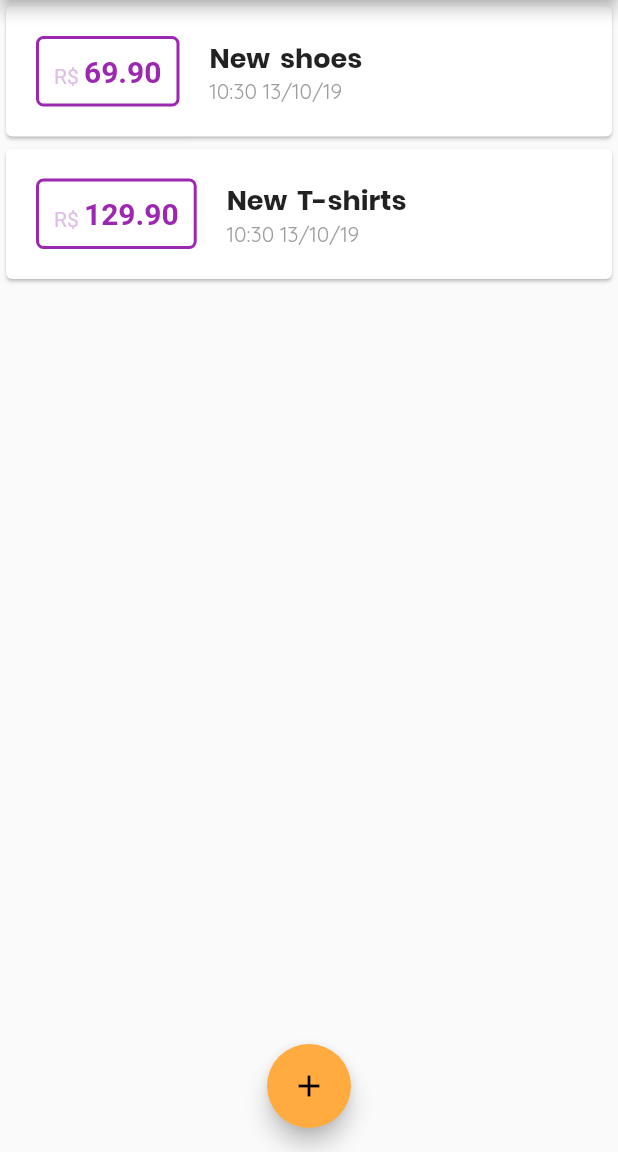
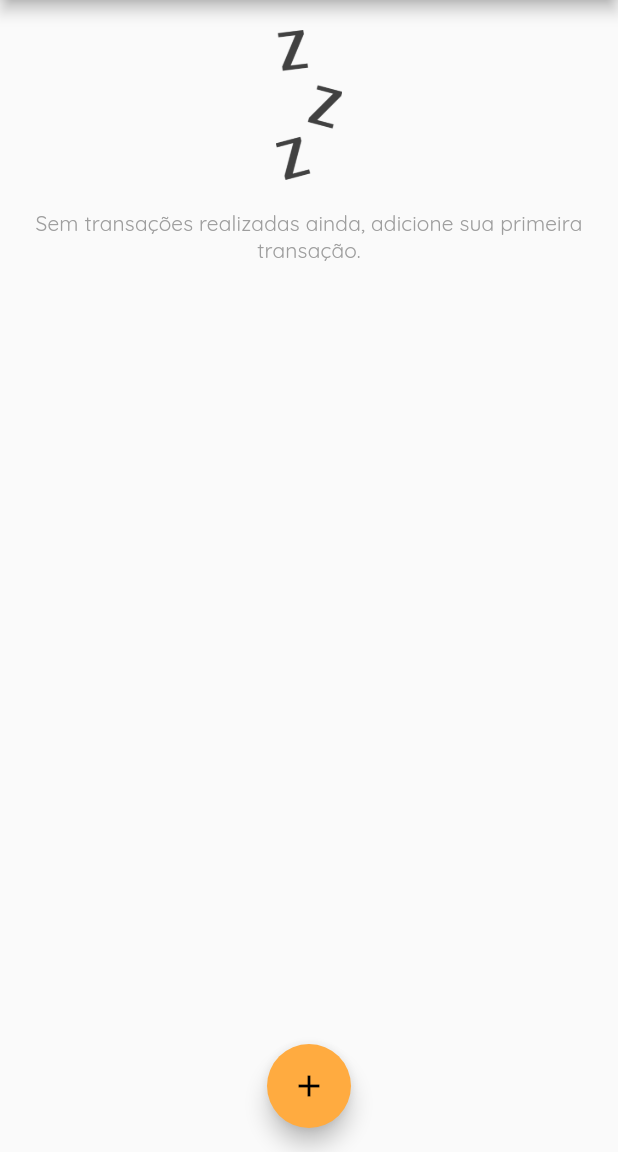
Before and after one commit to tupizz/flutter-my-finances, a Flutter app: the screen it shows after launch, on a phone screen of 412 x 824 dp, the part 84-1236 px from its top. Run offline on Flutter 3.47's test engine with Material 2 defaults, Android fonts, the phone set to English and light mode, and no system bars.

Commit message:
🖼  Static images + No transactions widget

```diff
--- /dev/null
+++ b/lib/widgets/no_transaction.dart
@@ -0,0 +1,29 @@
+import 'package:flutter/material.dart';
+
+class NoTransactions extends StatelessWidget {
+  @override
+  Widget build(BuildContext context) {
+    return Column(
+      children: <Widget>[
+        SizedBox(
+          height: 20,
+        ),
+        Container(
+          height: 100,
+          child: Image.asset(
+            'assets/images/waiting.png',
+            fit: BoxFit.cover,
+          ),
+        ),
+        SizedBox(
+          height: 20,
+        ),
+        Text(
+          'Sem transações realizadas ainda, adicione sua primeira transação.',
+          style: Theme.of(context).textTheme.subtitle,
+          textAlign: TextAlign.center,
+        ),
+      ],
+    );
+  }
+}
--- a/lib/widgets/scaffold_home.dart
+++ b/lib/widgets/scaffold_home.dart
@@ -11,18 +11,18 @@ class MyHomePage extends StatefulWidget {
 
 class _MyHomePageState extends State<MyHomePage> {
   final List<Transaction> _userTransactions = [
-    Transaction(
-      id: 't1',
-      title: 'New shoes',
-      amount: 69.9,
-      date: DateTime.now(),
-    ),
-    Transaction(
-      id: 't2',
-      title: 'New T-shirts',
-      amount: 129.9,
-      date: DateTime.now(),
-    ),
+    // Transaction(
+    //   id: 't1',
+    //   title: 'New shoes',
+    //   amount: 69.9,
+    //   date: DateTime.now(),
+    // ),
+    // Transaction(
+    //   id: 't2',
+    //   title: 'New T-shirts',
+    //   amount: 129.9,
+    //   date: DateTime.now(),
+    // ),
   ];
 
   void _addNewTransaction(String gasto, double quantia) {
--- a/lib/widgets/transaction_list.dart
+++ b/lib/widgets/transaction_list.dart
@@ -1,6 +1,8 @@
 import 'package:flutter/material.dart';
 import 'package:intl/intl.dart';
+
 import '../models/transaction.dart';
+import './no_transaction.dart';
 
 class TransactionList extends StatelessWidget {
   final List<Transaction> transactions;
@@ -11,7 +13,9 @@ class TransactionList extends StatelessWidget {
   Widget build(BuildContext context) {
     return Container(
       height: 300,
-      child: ListView.builder(
+      child: transactions.isEmpty
+          ? NoTransactions()
+          : ListView.builder(
               itemBuilder: (ctx, index) {
                 return Card(
                   child: Row(
--- a/pubspec.yaml
+++ b/pubspec.yaml
@@ -39,9 +39,8 @@ flutter:
   # the material Icons class.
   uses-material-design: true
   # To add assets to your application, add an assets section, like this:
-  # assets:
-  #  - images/a_dot_burr.jpeg
-  #  - images/a_dot_ham.jpeg
+  assets:
+    - assets/images/waiting.png
   # An image asset can refer to one or more resolution-specific "variants", see
   # https://flutter.dev/assets-and-images/#resolution-aware.
   # For details regarding adding assets from package dependencies, see
```
Also changed, not shown: assets/images/waiting.png (added). Lines whose indentation alone changed are shown as unchanged.
